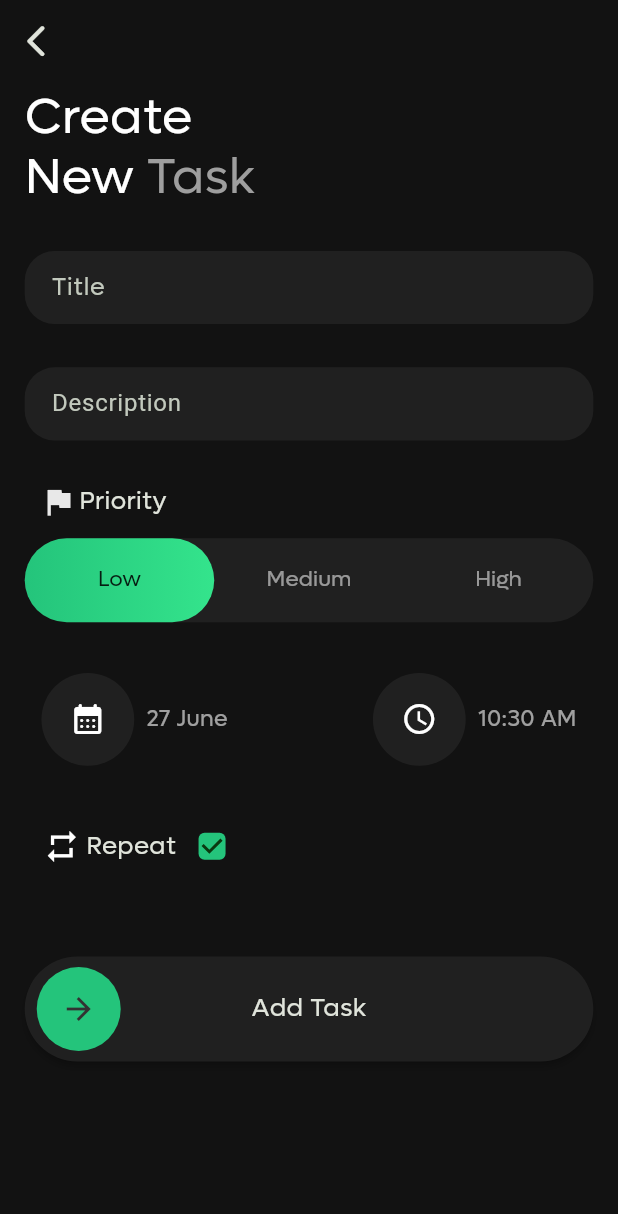
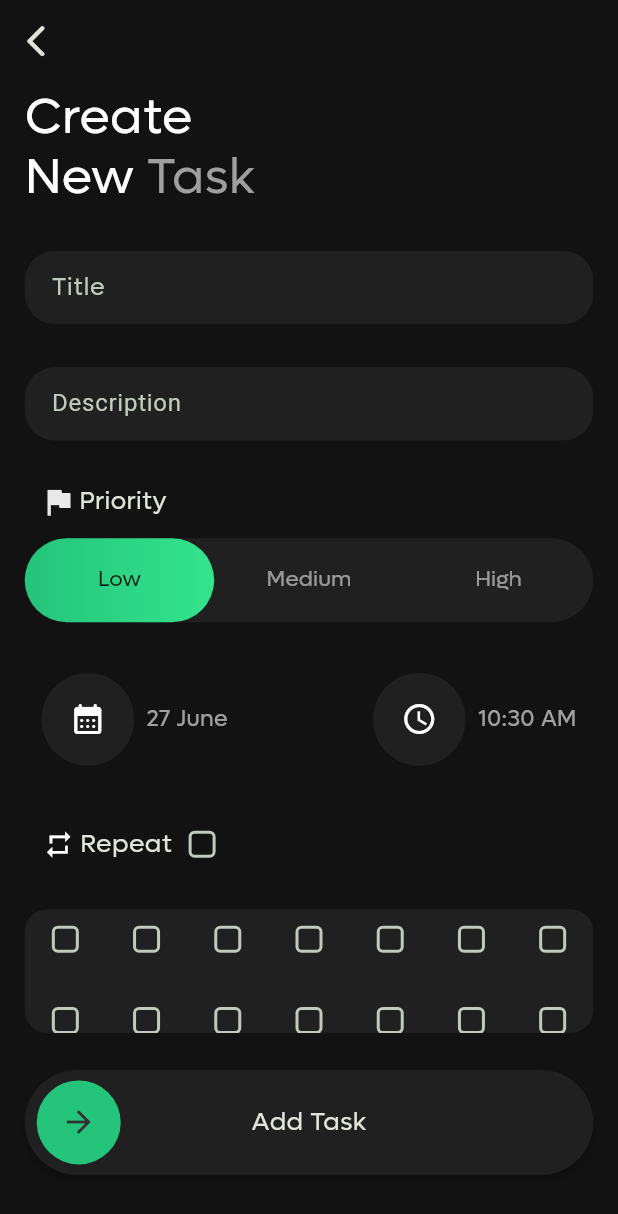
Before and after one commit to ZaynMeledath/turningpoint_tms, a Flutter app: the screen it shows after launch, after a tap on the "code" icon, on a phone screen of 412 x 824 dp. Shown: the top 1214 px of the screen. Run offline on Flutter 3.47's test engine with Material 3 defaults, Android fonts, the light colour scheme and no system bars; drawn by our look-alikes of slide_to_act; our stand-ins replace gap, get, google_fonts.

Commit message:
Assign Task Screen Updates

```diff
--- a/lib/controller/tasks_controller.dart
+++ b/lib/controller/tasks_controller.dart
@@ -8,6 +8,10 @@ class TasksController extends GetxController {
 
   Rx<TaskPriority> taskPriority = TaskPriority.low.obs;
 
+  Rx<bool> shouldRepeatTask = false.obs;
+
+  Rx<RepeatFrequency?> taskRepeatFrequency = null.obs;
+
   //To block the keyboard from popping up on dismissing the selectDate or selectTime dialog
   Rx<bool> isTitleAndDescriptionEnabled = true.obs;
 }
--- a/lib/view/task_management/assign_task/assign_task_screen.dart
+++ b/lib/view/task_management/assign_task/assign_task_screen.dart
@@ -4,6 +4,7 @@ import 'package:get/get.dart';
 import 'package:google_fonts/google_fonts.dart';
 import 'package:intl/intl.dart';
 import 'package:slide_to_act/slide_to_act.dart';
+import 'package:turning_point_tasks_app/constants/tasks_management_constants.dart';
 import 'package:turning_point_tasks_app/controller/tasks_controller.dart';
 import 'package:turning_point_tasks_app/utils/screen_size.dart';
 import 'package:turning_point_tasks_app/utils/widgets/my_app_bar.dart';
@@ -13,6 +14,7 @@ part 'segments/description_text_field.dart';
 part 'segments/priority_tab_bar.dart';
 part 'segments/date_and_time_segment.dart';
 part 'segments/repeat_frequency_section.dart';
+part 'segments/day_frequency_segment.dart';
 part 'segments/swipe_to_add.dart';
 
 class AssignTaskScreen extends StatefulWidget {
@@ -86,9 +88,9 @@ class _AssignTaskScreenState extends State<AssignTaskScreen>
                 priorityTabBar(tabController: tabController),
                 Gap(screenHeight * .035),
                 dateAndTimeSegment(context: context),
+                Gap(screenHeight * .02),
+                repeatFrequencySection(),
                 Gap(screenHeight * .03),
-                repeatFrequencySection(),
-                Gap(screenHeight * .06),
                 swipeToAdd(),
               ],
             ),
--- a/lib/view/task_management/assign_task/segments/date_and_time_segment.dart
+++ b/lib/view/task_management/assign_task/segments/date_and_time_segment.dart
@@ -12,6 +12,12 @@ Widget dateAndTimeSegment({required BuildContext context}) {
         InkWell(
           borderRadius: BorderRadius.circular(20),
           onTap: () async {
+            //To prevent the keyboard popping glitch
+            final currentFocus = FocusScope.of(context);
+            if (currentFocus.hasPrimaryFocus) {
+              currentFocus.unfocus();
+            }
+
             tasksController.isTitleAndDescriptionEnabled.value = false;
             final date = await showDatePicker(
               context: context,
@@ -69,6 +75,12 @@ Widget dateAndTimeSegment({required BuildContext context}) {
         InkWell(
           borderRadius: BorderRadius.circular(20),
           onTap: () async {
+            //To prevent the keyboard popping glitch
+            final currentFocus = FocusScope.of(context);
+            if (currentFocus.hasPrimaryFocus) {
+              currentFocus.unfocus();
+            }
+
             tasksController.isTitleAndDescriptionEnabled.value = false;
             tasksController.taskTime.value = await showTimePicker(
                   context: context,
--- /dev/null
+++ b/lib/view/task_management/assign_task/segments/day_frequency_segment.dart
@@ -0,0 +1,42 @@
+part of '../assign_task_screen.dart';
+
+Widget dayFrequencySegment() {
+  return Container(
+    height: screenHeight * .1,
+    decoration: BoxDecoration(
+      borderRadius: BorderRadius.circular(15),
+      color: Colors.grey.withOpacity(.1),
+    ),
+    child: GridView.builder(
+      itemCount: 31,
+      gridDelegate:
+          const SliverGridDelegateWithFixedCrossAxisCount(crossAxisCount: 7),
+      itemBuilder: (context, index) {
+        return Column(
+          children: [
+            Checkbox(
+              value: tasksController.shouldRepeatTask.value,
+              fillColor: WidgetStateProperty.resolveWith<Color?>(
+                (Set<WidgetState> states) {
+                  if (states.contains(WidgetState.selected)) {
+                    return const Color.fromRGBO(36, 196, 123, 1);
+                  }
+                  return Colors.transparent;
+                },
+              ),
+              shape: RoundedRectangleBorder(
+                borderRadius: BorderRadius.circular(4),
+              ),
+              visualDensity: VisualDensity.compact,
+              onChanged: (value) {
+                tasksController.shouldRepeatTask.value =
+                    value ?? tasksController.shouldRepeatTask.value;
+                tasksController.taskRepeatFrequency.value = null;
+              },
+            ),
+          ],
+        );
+      },
+    ),
+  );
+}
--- a/lib/view/task_management/assign_task/segments/repeat_frequency_section.dart
+++ b/lib/view/task_management/assign_task/segments/repeat_frequency_section.dart
@@ -1,24 +1,28 @@
 part of '../assign_task_screen.dart';
 
 Widget repeatFrequencySection() {
-  return Column(
+  return Obx(
+    () => Column(
       children: [
-      Padding(
+        Container(
+          height: screenHeight * .075,
           padding: EdgeInsets.symmetric(horizontal: screenWidth * .03),
+          child: Center(
             child: Row(
               children: [
                 Icon(
                   Icons.repeat,
-              size: screenWidth * .06,
+                  size: screenWidth * .05,
                 ),
                 const Gap(4),
                 Text(
                   'Repeat',
                   style: TextStyle(
-                fontSize: screenWidth * .04,
+                    fontSize: screenWidth * .041,
                   ),
                 ),
                 Checkbox(
+                  value: tasksController.shouldRepeatTask.value,
                   fillColor: WidgetStateProperty.resolveWith<Color?>(
                     (Set<WidgetState> states) {
                       if (states.contains(WidgetState.selected)) {
@@ -30,12 +34,104 @@ Widget repeatFrequencySection() {
                   shape: RoundedRectangleBorder(
                     borderRadius: BorderRadius.circular(4),
                   ),
-              value: true,
-              onChanged: (value) {},
+                  visualDensity: VisualDensity.compact,
+                  onChanged: (value) {
+                    tasksController.shouldRepeatTask.value =
+                        value ?? tasksController.shouldRepeatTask.value;
+                    tasksController.taskRepeatFrequency.value = null;
+                  },
                 ),
+                tasksController.shouldRepeatTask.value
+                    ? Expanded(
+                        child: Align(
+                          alignment: Alignment.centerRight,
+                          child: SizedBox(
+                            width: screenWidth * .36,
+                            child: DropdownButtonFormField(
+                              elevation: 2,
+                              hint: const Text(
+                                'Frequency',
+                                style: TextStyle(
+                                  color: Colors.white70,
+                                ),
+                              ),
+                              value: tasksController.taskRepeatFrequency.value,
+                              borderRadius: BorderRadius.circular(20),
+                              decoration: InputDecoration(
+                                filled: true,
+                                fillColor: Colors.grey.withOpacity(.1),
+                                border: OutlineInputBorder(
+                                  borderRadius: BorderRadius.circular(20),
+                                ),
+                                enabledBorder: OutlineInputBorder(
+                                  borderRadius: BorderRadius.circular(20),
+                                  borderSide: const BorderSide(
+                                    color: Colors.transparent,
+                                  ),
+                                ),
+                                focusedBorder: OutlineInputBorder(
+                                  borderRadius: BorderRadius.circular(20),
+                                  borderSide: const BorderSide(
+                                    color: Colors.transparent,
+                                  ),
+                                ),
+                              ),
+                              items: const [
+                                DropdownMenuItem(
+                                  value: RepeatFrequency.daily,
+                                  child: Text('Daily'),
+                                ),
+                                DropdownMenuItem(
+                                  value: RepeatFrequency.weekly,
+                                  child: Text('Weekly'),
+                                ),
+                                DropdownMenuItem(
+                                  value: RepeatFrequency.monthly,
+                                  child: Text('Monthly'),
+                                ),
+                              ],
+                              onChanged: (repeatFrequency) {
+                                tasksController.taskRepeatFrequency.value =
+                                    repeatFrequency;
+                              },
+                            ),
+                          ),
+                        ),
+                      )
+                    : const SizedBox(),
               ],
             ),
           ),
+        ),
+        Gap(screenHeight * .015),
+//====================Day Frequency Segment====================//
+        dayFrequencySegment(),
       ],
+    ),
   );
 }
+
+
+
+
+
+
+
+
+// Expanded(
+//               child: Align(
+//                 alignment: Alignment.centerRight,
+//                 child: SizedBox(
+//                   height: 50,
+//                   width: 150,
+//                   child: DropdownSearch(
+//                     selectedItem: 'Frequency',
+//                     items: const [
+//                       'Daily',
+//                       'Weekly',
+//                       'Monthly',
+//                     ],
+//                   ),
+//                 ),
+//               ),
+//             ),
--- a/lib/view/task_management/test.dart
+++ b/lib/view/task_management/test.dart
@@ -15,7 +15,7 @@ class Test extends StatelessWidget {
             size: 100,
           ),
           onPressed: () {
-            Get.to(const AssignTaskScreen());
+            Get.to(() => const AssignTaskScreen());
           },
         ),
       ),
```
Lines whose indentation alone changed are shown as unchanged.
